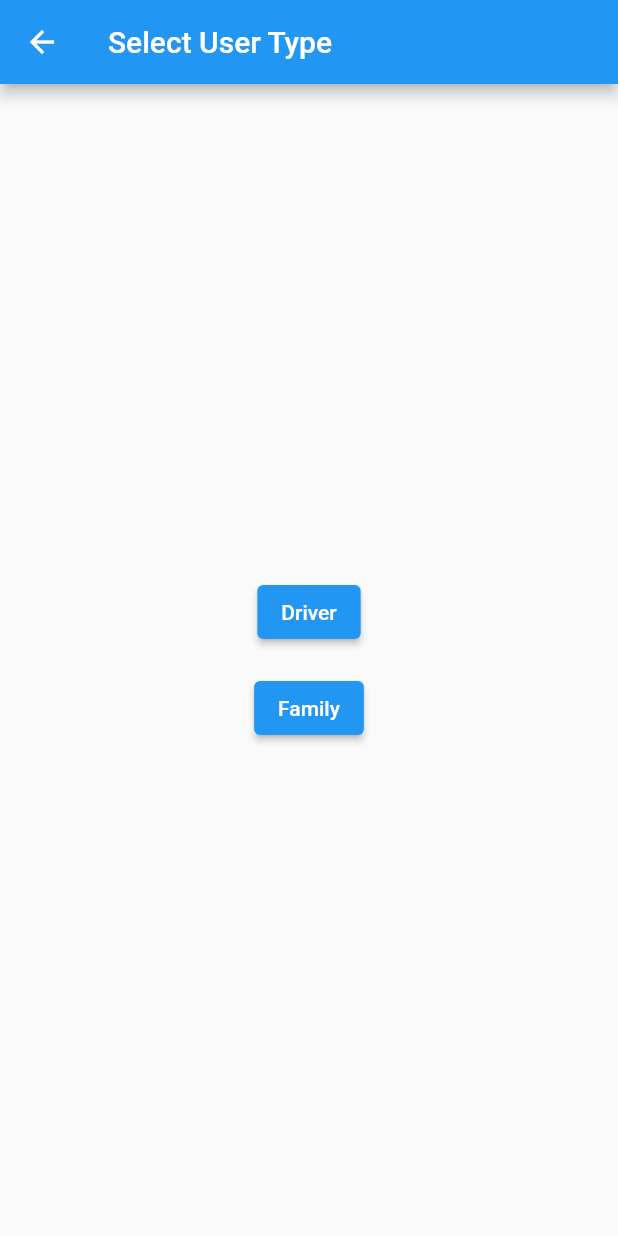
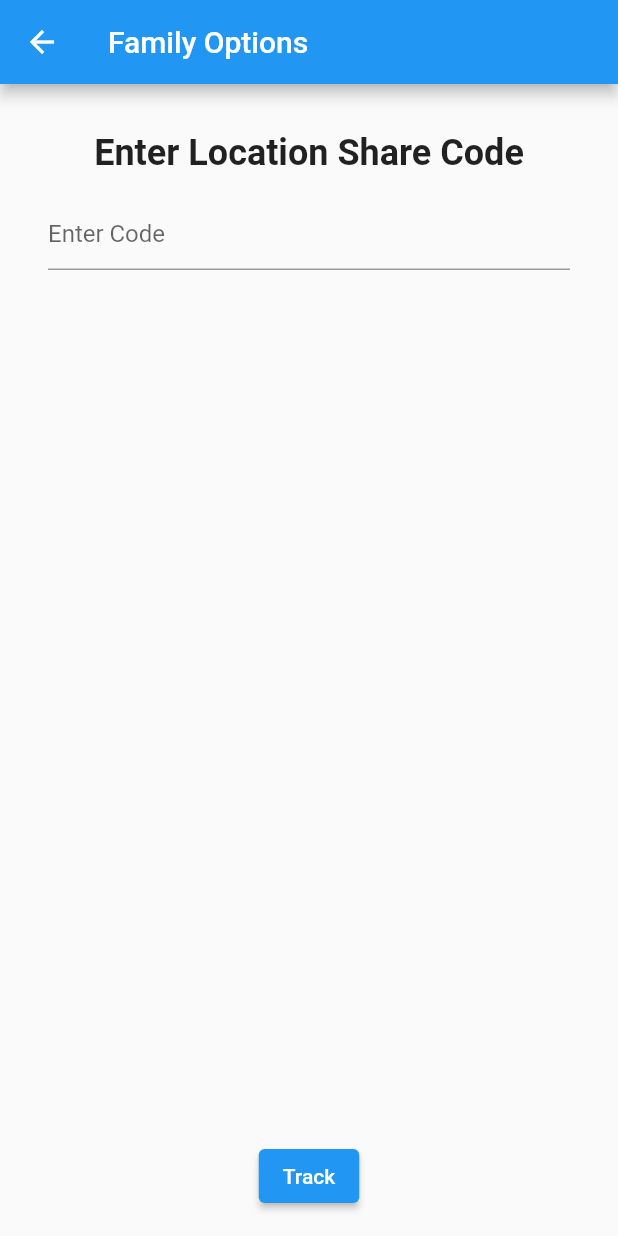
Before and after one commit to kasutu/shca-test, a Flutter app: the UserTypeSelectionScreen screen opened directly, after a tap on "Family", on a phone screen of 412 x 824 dp. Run offline on Flutter 3.47's test engine with Material 2 defaults, Android fonts, the phone set to English and light mode, and no system bars; our stand-ins replace flutter_blue_plus.

Commit message:
add all screens

```diff
--- a/lib/main.dart
+++ b/lib/main.dart
@@ -1,7 +1,6 @@
 import 'package:flutter/material.dart';
 import 'package:shca_test/scanner_widget.dart';
 import 'package:shca_test/screens/username_screen.dart';
-import 'package:shca_test/screens/summary_screen.dart';
 
 void main() {
   runApp(const MyApp());
@@ -19,7 +18,7 @@ class MyApp extends StatelessWidget {
         // is not restarted.
         primarySwatch: Colors.blue,
       ),
-      home: SummaryScreen(),
+      home: UsernameScreen(),
     );
   }
 }
--- /dev/null
+++ b/lib/screens/family_share_screen.dart
@@ -0,0 +1,62 @@
+import 'package:flutter/material.dart';
+import 'package:shca_test/screens/family_map_view_screen.dart';
+
+class FamilyOptionScreen extends StatelessWidget {
+  const FamilyOptionScreen({super.key});
+
+  @override
+  Widget build(BuildContext context) {
+    return Scaffold(
+      appBar: AppBar(
+        leading: IconButton(
+          icon: const Icon(Icons.arrow_back),
+          onPressed: () {
+            Navigator.pop(context);
+          },
+        ),
+        title: const Text('Family Options'),
+      ),
+      body: Column(
+        crossAxisAlignment: CrossAxisAlignment.center,
+        children: [
+          const SizedBox(height: 32.0),
+          const Text(
+            'Enter Location Share Code',
+            style: TextStyle(
+              fontSize: 24.0,
+              fontWeight: FontWeight.bold,
+            ),
+          ),
+          const SizedBox(height: 16.0),
+          const Padding(
+            padding: EdgeInsets.symmetric(horizontal: 32.0),
+            child: TextField(
+              decoration: InputDecoration(
+                hintText: 'Enter Code',
+              ),
+            ),
+          ),
+          Expanded(
+            child: Align(
+              alignment: Alignment.bottomCenter,
+              child: Padding(
+                padding: const EdgeInsets.only(bottom: 16.0),
+                child: ElevatedButton(
+                  onPressed: () {
+                    Navigator.push(
+                      context,
+                      MaterialPageRoute(
+                        builder: (context) => FamilyMapViewScreen(),
+                      ),
+                    );
+                  },
+                  child: const Text('Track'),
+                ),
+              ),
+            ),
+          ),
+        ],
+      ),
+    );
+  }
+}
--- a/lib/screens/user_type_screen.dart
+++ b/lib/screens/user_type_screen.dart
@@ -1,5 +1,6 @@
 import 'package:flutter/material.dart';
 import 'package:shca_test/screens/map_screen.dart';
+import 'package:shca_test/screens/family_share_screen.dart';
 
 class UserTypeSelectionScreen extends StatelessWidget {
   @override
@@ -7,12 +8,12 @@ class UserTypeSelectionScreen extends StatelessWidget {
     return Scaffold(
       appBar: AppBar(
         leading: IconButton(
-          icon: Icon(Icons.arrow_back),
+          icon: const Icon(Icons.arrow_back),
           onPressed: () {
             Navigator.pop(context);
           },
         ),
-        title: Text('Select User Type'),
+        title: const Text('Select User Type'),
       ),
       body: Center(
         child: Column(
@@ -25,11 +26,14 @@ class UserTypeSelectionScreen extends StatelessWidget {
                     MaterialPageRoute(builder: (context) => MapScreen()));
               },
             ),
-            SizedBox(height: 16.0),
+            const SizedBox(height: 16.0),
             ElevatedButton(
               child: Text('Family'),
               onPressed: () {
-                // TODO: Navigate to family page
+                Navigator.push(
+                    context,
+                    MaterialPageRoute(
+                        builder: (context) => FamilyOptionScreen()));
               },
             ),
           ],
--- a/lib/screens/username_screen.dart
+++ b/lib/screens/username_screen.dart
@@ -22,13 +22,13 @@ class UsernameScreen extends StatelessWidget {
                     child: TextField(
                       controller: _usernameController,
                       decoration: const InputDecoration(
-                        hintText: 'Enter username',
+                        hintText: 'username',
                       ),
                     ),
                   )),
             ),
             ElevatedButton(
-              child: Text('Connect'),
+              child: const Text('Connect'),
               onPressed: () {
                 Navigator.push(
                     context,
```
Also changed, not shown: lib/screens/add_contacts_screen.dart (added, +67 -0 lines), lib/screens/emergency_contacts_screen.dart (added, +127 -0 lines), lib/screens/family_map_view_screen.dart (added, +96 -0 lines), lib/screens/map_screen.dart (+50 -17 lines), lib/screens/map_search_screen.dart (added, +42 -0 lines), 1 other file.
